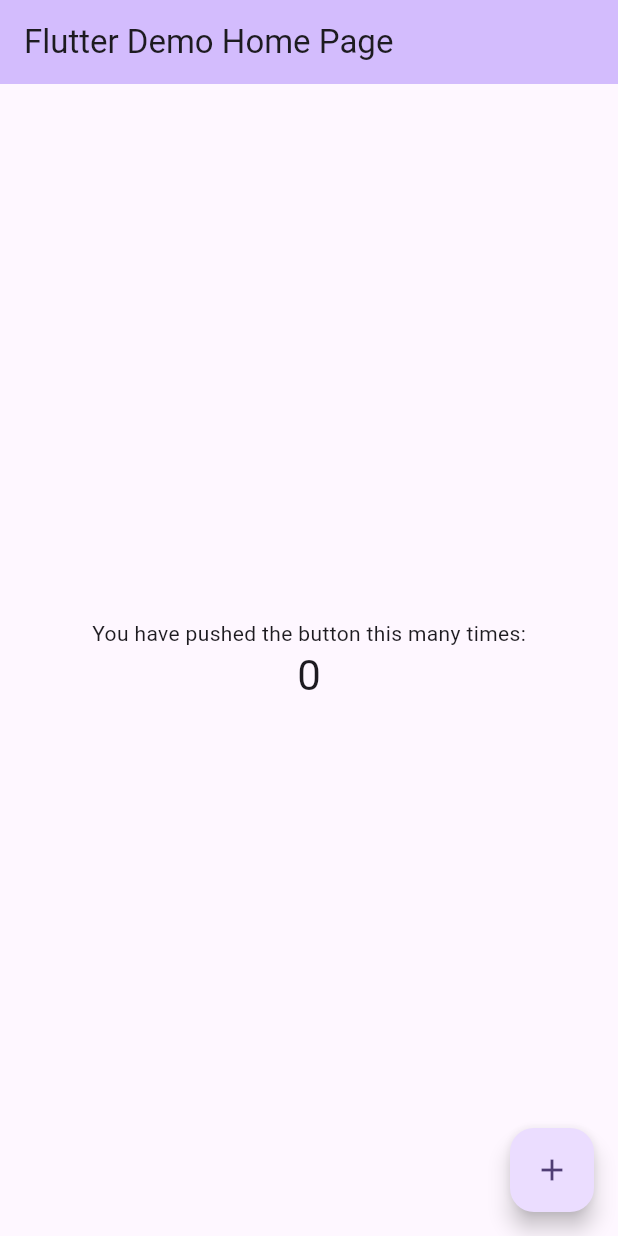
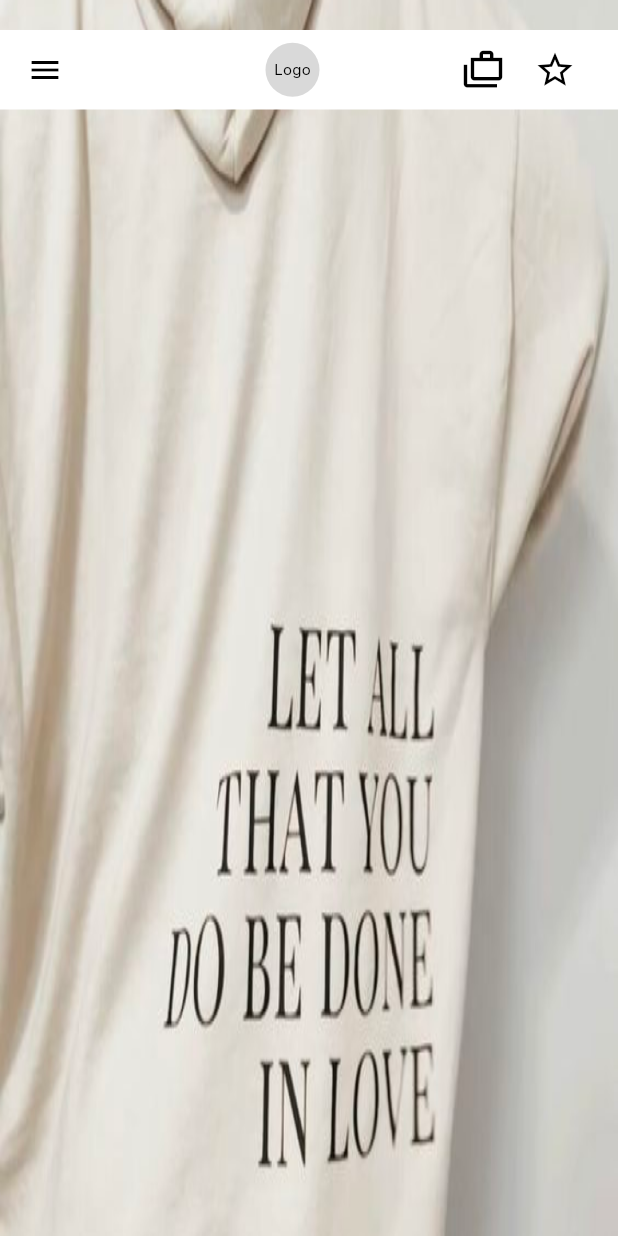
Before and after one commit to EdisonModesto/Xtendly-Exam-Interview, a Flutter app: the screen it shows after launch, on a phone screen of 412 x 824 dp. Run offline on Flutter 3.47's test engine with Material 2 defaults, Android fonts, the phone set to English and light mode, and no system bars; our stand-ins replace flutter_riverpod, go_router, google_fonts.

Commit message:
Added colors.dart, routes.dart & HomeView.dart
Finished custom_nav.dart

```diff
--- /dev/null
+++ b/lib/constants/colors.dart
@@ -0,0 +1,7 @@
+import 'package:flutter/material.dart';
+
+class AppColors {
+  Color white = const Color(0xffffffff);
+  Color whiteD9 = const Color(0xffD9D9D9);
+  Color whiteE4 = const Color(0xffE4E4E4);
+}
--- /dev/null
+++ b/lib/constants/routes.dart
@@ -0,0 +1,15 @@
+
+import 'package:go_router/go_router.dart';
+
+import '../view/home/HomeView.dart';
+
+final routeConfig = GoRouter(
+
+  initialLocation: "/home",
+  routes: [
+    GoRoute(
+      path: "/home",
+      builder: (context, state) => const HomeView(),
+    )
+  ]
+);
--- a/lib/main.dart
+++ b/lib/main.dart
@@ -1,7 +1,14 @@
 import 'package:flutter/material.dart';
+import 'package:flutter_riverpod/flutter_riverpod.dart';
+
+import 'constants/routes.dart';
 
 void main() {
-  runApp(const MyApp());
+  runApp(
+    const ProviderScope(
+      child: MyApp(),
+    ),
+  );
 }
 
 class MyApp extends StatelessWidget {
@@ -10,8 +17,8 @@ class MyApp extends StatelessWidget {
   // This widget is the root of your application.
   @override
   Widget build(BuildContext context) {
-    return MaterialApp(
-      title: 'Flutter Demo',
+    return MaterialApp.router(
+      title: 'Xtendly Exam',
       theme: ThemeData(
         // This is the theme of your application.
         //
@@ -31,95 +38,8 @@ class MyApp extends StatelessWidget {
         colorScheme: ColorScheme.fromSeed(seedColor: Colors.deepPurple),
         useMaterial3: true,
       ),
-      home: const MyHomePage(title: 'Flutter Demo Home Page'),
+      debugShowCheckedModeBanner: false,
+      routerConfig: routeConfig,
     );
   }
 }
-
-class MyHomePage extends StatefulWidget {
-  const MyHomePage({super.key, required this.title});
-
-  // This widget is the home page of your application. It is stateful, meaning
-  // that it has a State object (defined below) that contains fields that affect
-  // how it looks.
-
-  // This class is the configuration for the state. It holds the values (in this
-  // case the title) provided by the parent (in this case the App widget) and
-  // used by the build method of the State. Fields in a Widget subclass are
-  // always marked "final".
-
-  final String title;
-
-  @override
-  State<MyHomePage> createState() => _MyHomePageState();
-}
-
-class _MyHomePageState extends State<MyHomePage> {
-  int _counter = 0;
-
-  void _incrementCounter() {
-    setState(() {
-      // This call to setState tells the Flutter framework that something has
-      // changed in this State, which causes it to rerun the build method below
-      // so that the display can reflect the updated values. If we changed
-      // _counter without calling setState(), then the build method would not be
-      // called again, and so nothing would appear to happen.
-      _counter++;
-    });
-  }
-
-  @override
-  Widget build(BuildContext context) {
-    // This method is rerun every time setState is called, for instance as done
-    // by the _incrementCounter method above.
-    //
-    // The Flutter framework has been optimized to make rerunning build methods
-    // fast, so that you can just rebuild anything that needs updating rather
-    // than having to individually change instances of widgets.
-    return Scaffold(
-      appBar: AppBar(
-        // TRY THIS: Try changing the color here to a specific color (to
-        // Colors.amber, perhaps?) and trigger a hot reload to see the AppBar
-        // change color while the other colors stay the same.
-        backgroundColor: Theme.of(context).colorScheme.inversePrimary,
-        // Here we take the value from the MyHomePage object that was created by
-        // the App.build method, and use it to set our appbar title.
-        title: Text(widget.title),
-      ),
-      body: Center(
-        // Center is a layout widget. It takes a single child and positions it
-        // in the middle of the parent.
-        child: Column(
-          // Column is also a layout widget. It takes a list of children and
-          // arranges them vertically. By default, it sizes itself to fit its
-          // children horizontally, and tries to be as tall as its parent.
-          //
-          // Column has various properties to control how it sizes itself and
-          // how it positions its children. Here we use mainAxisAlignment to
-          // center the children vertically; the main axis here is the vertical
-          // axis because Columns are vertical (the cross axis would be
-          // horizontal).
-          //
-          // TRY THIS: Invoke "debug painting" (choose the "Toggle Debug Paint"
-          // action in the IDE, or press "p" in the console), to see the
-          // wireframe for each widget.
-          mainAxisAlignment: MainAxisAlignment.center,
-          children: <Widget>[
-            const Text(
-              'You have pushed the button this many times:',
-            ),
-            Text(
-              '$_counter',
-              style: Theme.of(context).textTheme.headlineMedium,
-            ),
-          ],
-        ),
-      ),
-      floatingActionButton: FloatingActionButton(
-        onPressed: _incrementCounter,
-        tooltip: 'Increment',
-        child: const Icon(Icons.add),
-      ), // This trailing comma makes auto-formatting nicer for build methods.
-    );
-  }
-}
--- /dev/null
+++ b/lib/view/home/Hero/HeroView.dart
@@ -0,0 +1,26 @@
+import 'package:flutter/material.dart';
+import 'package:flutter_riverpod/flutter_riverpod.dart';
+
+class HeroView extends ConsumerStatefulWidget {
+  const HeroView({
+    Key? key,
+  }) : super(key: key);
+
+  @override
+  ConsumerState createState() => _HeroViewState();
+}
+
+class _HeroViewState extends ConsumerState<HeroView> {
+  @override
+  Widget build(BuildContext context) {
+    return Container(
+      height: MediaQuery.of(context).size.height,
+      decoration: const BoxDecoration(
+        image: DecorationImage(
+          image: AssetImage("assets/images/bg_hero.png"),
+          fit: BoxFit.fill,
+        ),
+      ),
+    );
+  }
+}
--- /dev/null
+++ b/lib/view/home/HomeView.dart
@@ -0,0 +1,48 @@
+import 'package:flutter/material.dart';
+import 'package:flutter_riverpod/flutter_riverpod.dart';
+import 'package:xtendly_exam_interview/view/home/Hero/HeroView.dart';
+import 'package:xtendly_exam_interview/widgets/custom_nav.dart';
+
+
+class HomeView extends ConsumerStatefulWidget {
+  const HomeView({
+    Key? key,
+  }) : super(key: key);
+
+  @override
+  ConsumerState createState() => _HomeViewState();
+}
+
+class _HomeViewState extends ConsumerState<HomeView> {
+  @override
+  Widget build(BuildContext context) {
+    return Scaffold(
+      body: Stack(
+        children: [
+          SingleChildScrollView(
+            child: Column(
+              children: [
+                const HeroView(),
+                Container(
+                    height: MediaQuery.of(context).size.height,
+                    width: MediaQuery.of(context).size.width,
+                    color: Colors.blue,
+                    child: const Center(
+                      child: Text(
+                        "Home",
+                        style: TextStyle(
+                          fontSize: 30,
+                          fontWeight: FontWeight.bold,
+                        ),
+                      ),
+                    )
+                ),
+              ],
+            ),
+          ),
+          const CustomNav(),
+        ],
+      ),
+    );
+  }
+}
--- /dev/null
+++ b/lib/widgets/custom_nav.dart
@@ -0,0 +1,274 @@
+import 'package:flutter/cupertino.dart';
+import 'package:flutter/material.dart';
+import 'package:flutter_riverpod/flutter_riverpod.dart';
+import 'package:google_fonts/google_fonts.dart';
+import 'package:xtendly_exam_interview/constants/colors.dart';
+
+class CustomNav extends ConsumerStatefulWidget {
+  const CustomNav({
+    Key? key,
+  }) : super(key: key);
+
+  @override
+  ConsumerState createState() => _CustomNavState();
+}
+
+class _CustomNavState extends ConsumerState<CustomNav> {
+  @override
+  Widget build(BuildContext context) {
+    return LayoutBuilder(
+      builder: (context, constraints){
+        if(constraints.maxWidth < 500) {
+          return Container(
+            height: 53,
+            padding: const EdgeInsets.symmetric(horizontal: 18),
+            margin: const EdgeInsets.only(top: 20),
+            color: AppColors().white,
+            child: Row(
+              children: [
+                const Icon(
+                  Icons.menu,
+                  color: Colors.black,
+                ),
+                const Spacer(),
+                const SizedBox(width: 50,),
+                CircleAvatar(
+                  radius: 20,
+                  backgroundColor: Colors.white,
+                  child: CircleAvatar(
+                      radius: 18,
+                      backgroundColor: const Color(0xffD9D9D9),
+                      child: Text(
+                        "Logo",
+                        style: GoogleFonts.inter(
+                          color: Colors.black,
+                          fontSize: 10,
+                          fontWeight: FontWeight.w400,
+                        ),
+                      )
+                  ),
+                ),
+                const Spacer(),
+                IconButton(
+                  onPressed: () {},
+                  icon: const Icon(
+                    Icons.cases_outlined,
+                    color: Colors.black,
+                    size: 28,
+                  ),
+                ),
+                IconButton(
+                  onPressed: () {},
+                  icon: const Icon(
+                    Icons.star_border_outlined,
+                    color: Colors.black,
+                    size: 28,
+                  ),
+                ),
+              ],
+            ),
+          );
+
+        }
+
+        return Column(
+          children: [
+            IntrinsicHeight(
+              child: Padding(
+                padding: const EdgeInsets.symmetric(horizontal: 58),
+                child: Row(
+                  mainAxisAlignment: MainAxisAlignment.end,
+                  children: [
+                    TextButton(
+                      onPressed: () {},
+                      child: Text(
+                        "Help",
+                        style: GoogleFonts.inter(
+                          color: Colors.black,
+                          fontSize: 10,
+                          fontWeight: FontWeight.w500,
+                        ),
+                      ),
+                    ),
+                    const VerticalDivider(
+                      width: 1,
+                      thickness: 1,
+                      color: Colors.black,
+                      indent: 10,
+                      endIndent: 10,
+                    ),
+                    TextButton(
+                      onPressed: () {},
+                      child: Text(
+                        "Join Us",
+                        style: GoogleFonts.inter(
+                          color: Colors.black,
+                          fontSize: 10,
+                          fontWeight: FontWeight.w500,
+                        ),
+                      ),
+                    ),
+                    const VerticalDivider(
+                      width: 1,
+                      thickness: 1,
+                      color: Colors.black,
+                      indent: 10,
+                      endIndent: 10,
+                    ),
+                    TextButton(
+                      onPressed: () {},
+                      child: Text(
+                        "Sign In",
+                        style: GoogleFonts.inter(
+                          color: Colors.black,
+                          fontSize: 10,
+                          fontWeight: FontWeight.w500,
+                        ),
+                      ),
+                    ),
+
+                  ],
+                ),
+              ),
+            ),
+            Container(
+              height: 66,
+              color: AppColors().white,
+              padding: const EdgeInsets.symmetric(horizontal: 58),
+              child: Row(
+                children: [
+                  CircleAvatar(
+                    radius: 20,
+                    backgroundColor: Colors.white,
+                    child: CircleAvatar(
+                      radius: 18,
+                      backgroundColor: const Color(0xffD9D9D9),
+                      child: Text(
+                        "Logo",
+                        style: GoogleFonts.inter(
+                          color: Colors.black,
+                          fontSize: 10,
+                          fontWeight: FontWeight.w400,
+                        ),
+                      )
+                    ),
+                  ),
+                  const Spacer(),
+                  TextButton(
+                    onPressed: () {},
+                    child: Text(
+                      "HOME",
+                      style: GoogleFonts.inter(
+                        color: Colors.black,
+                        fontSize: 16,
+                        fontWeight: FontWeight.w500,
+                      ),
+                    ),
+                  ),
+                  TextButton(
+                    onPressed: () {},
+                    child: Text(
+                      "NEW ARRIVAL",
+                      style: GoogleFonts.inter(
+                        color: Colors.black,
+                        fontSize: 16,
+                        fontWeight: FontWeight.w500,
+                      ),
+                    ),
+                  ),
+                  TextButton(
+                    onPressed: () {},
+                    child: Text(
+                      "SHOP",
+                      style: GoogleFonts.inter(
+                        color: Colors.black,
+                        fontSize: 16,
+                        fontWeight: FontWeight.w500,
+                      ),
+                    ),
+                  ),
+                  TextButton(
+                    onPressed: () {},
+                    child: Text(
+                      "LAST COLLECTION",
+                      style: GoogleFonts.inter(
+                        color: Colors.black,
+                        fontSize: 16,
+                        fontWeight: FontWeight.w500,
+                      ),
+                    ),
+                  ),
+                  TextButton(
+                    onPressed: () {},
+                    child: Text(
+                      "MEN",
+                      style: GoogleFonts.inter(
+                        color: Colors.black,
+                        fontSize: 16,
+                        fontWeight: FontWeight.w500,
+                      ),
+                    ),
+                  ),
+                  TextButton(
+                    onPressed: () {},
+                    child: Text(
+                      "WOMEN",
+                      style: GoogleFonts.inter(
+                        color: Colors.black,
+                        fontSize: 16,
+                        fontWeight: FontWeight.w500,
+                      ),
+                    ),
+                  ),
+                  const SizedBox(width: 50,),
+                  SizedBox(
+                    width: 194,
+                    height: 30,
+                    child: TextField(
+                      decoration: InputDecoration(
+                        prefixIcon: const Icon(
+                          Icons.search,
+                          color: Colors.black,
+                        ),
+                        filled: true,
+                        isDense: true,
+                        fillColor: AppColors().whiteE4,
+                        hintText: "Search",
+                        hintStyle: GoogleFonts.inter(
+                          color: Colors.black.withOpacity(0.29),
+                          fontSize: 12,
+                          fontWeight: FontWeight.w400,
+                        ),
+                        border: OutlineInputBorder(
+                          borderRadius: BorderRadius.circular(100),
+                          borderSide: BorderSide.none,
+                        ),
+                      ),
+                    ),
+                  ),
+                  const SizedBox(width: 25,),
+                  IconButton(
+                    onPressed: () {},
+                    icon: const Icon(
+                      Icons.cases_outlined,
+                      color: Colors.black,
+                      size: 28,
+                    ),
+                  ),
+                  IconButton(
+                    onPressed: () {},
+                    icon: const Icon(
+                      Icons.star_border_outlined,
+                      color: Colors.black,
+                      size: 28,
+                    ),
+                  ),
+                ],
+              ),
+            ),
+          ],
+        );
+      }
+    );
+  }
+}
```
Also changed, not shown: pubspec.yaml (+6 -3 lines), assets/images/bg_hero.png (added), pubspec.lock.
